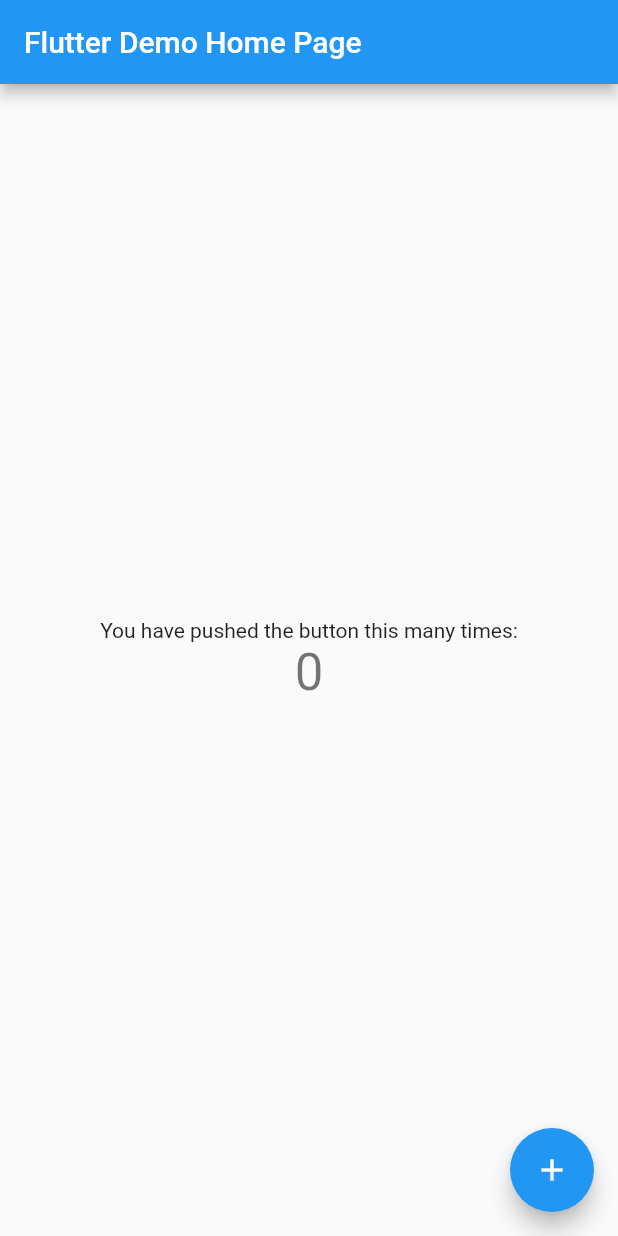
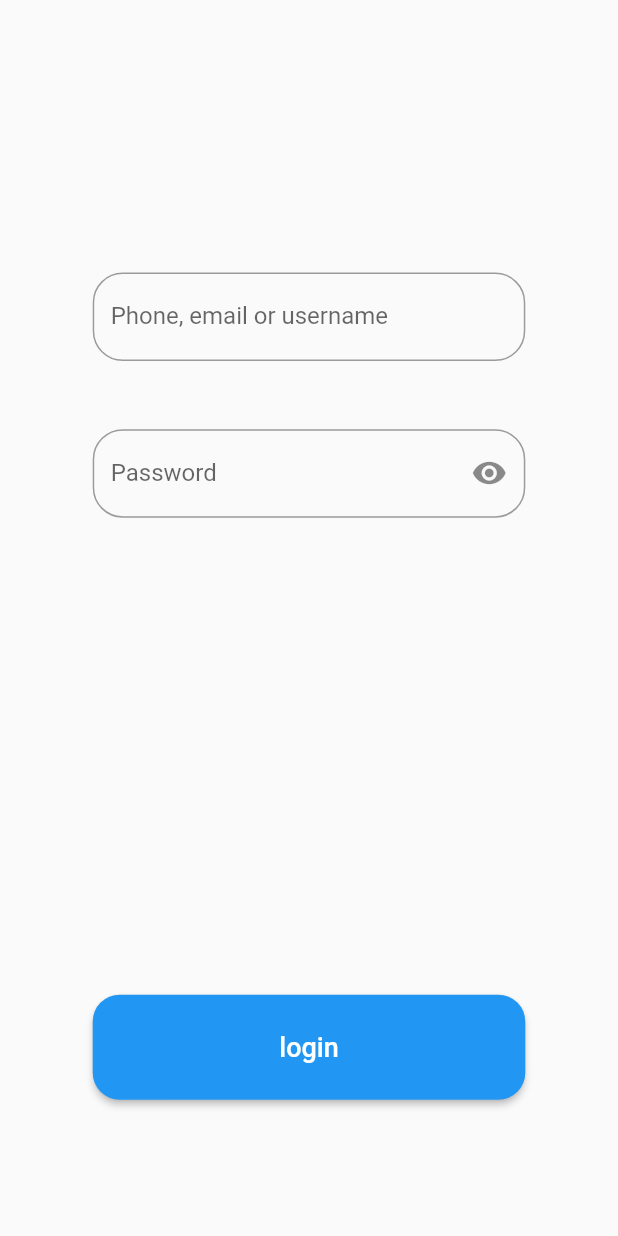
Before and after one commit to KaanBaglacer/shopping_app, a Flutter app: the screen it shows after launch, on a phone screen of 412 x 824 dp. Run offline on Flutter 3.47's test engine with Material 2 defaults, Android fonts, the phone set to English and light mode, and no system bars.

Commit message:
simple Login Page template created

```diff
--- a/analysis_options.yaml
+++ b/analysis_options.yaml
@@ -1,29 +1 @@
-# This file configures the analyzer, which statically analyzes Dart code to
-# check for errors, warnings, and lints.
-#
-# The issues identified by the analyzer are surfaced in the UI of Dart-enabled
-# IDEs (https://dart.dev/tools#ides-and-editors). The analyzer can also be
-# invoked from the command line by running `flutter analyze`.
-
-# The following line activates a set of recommended lints for Flutter apps,
-# packages, and plugins designed to encourage good coding practices.
-include: package:flutter_lints/flutter.yaml
-
-linter:
-  # The lint rules applied to this project can be customized in the
-  # section below to disable rules from the `package:flutter_lints/flutter.yaml`
-  # included above or to enable additional rules. A list of all available lints
-  # and their documentation is published at
-  # https://dart-lang.github.io/linter/lints/index.html.
-  #
-  # Instead of disabling a lint rule for the entire project in the
-  # section below, it can also be suppressed for a single line of code
-  # or a specific dart file by using the `// ignore: name_of_lint` and
-  # `// ignore_for_file: name_of_lint` syntax on the line or in the file
-  # producing the lint.
-  rules:
-    # avoid_print: false  # Uncomment to disable the `avoid_print` rule
-    # prefer_single_quotes: true  # Uncomment to enable the `prefer_single_quotes` rule
-
-# Additional information about this file can be found at
-# https://dart.dev/guides/language/analysis-options
+include: package:lint/analysis_options.yaml
--- a/lib/main.dart
+++ b/lib/main.dart
@@ -1,4 +1,5 @@
 import 'package:flutter/material.dart';
+import 'package:shopping_app/view/login_page.dart';
 
 void main() {
   runApp(const MyApp());
@@ -13,33 +14,15 @@ class MyApp extends StatelessWidget {
     return MaterialApp(
       title: 'Flutter Demo',
       theme: ThemeData(
-        // This is the theme of your application.
-        //
-        // Try running your application with "flutter run". You'll see the
-        // application has a blue toolbar. Then, without quitting the app, try
-        // changing the primarySwatch below to Colors.green and then invoke
-        // "hot reload" (press "r" in the console where you ran "flutter run",
-        // or simply save your changes to "hot reload" in a Flutter IDE).
-        // Notice that the counter didn't reset back to zero; the application
-        // is not restarted.
         primarySwatch: Colors.blue,
       ),
-      home: const MyHomePage(title: 'Flutter Demo Home Page'),
+      home: LoginPage(),
     );
   }
 }
 
 class MyHomePage extends StatefulWidget {
   const MyHomePage({Key? key, required this.title}) : super(key: key);
-
-  // This widget is the home page of your application. It is stateful, meaning
-  // that it has a State object (defined below) that contains fields that affect
-  // how it looks.
-
-  // This class is the configuration for the state. It holds the values (in this
-  // case the title) provided by the parent (in this case the App widget) and
-  // used by the build method of the State. Fields in a Widget subclass are
-  // always marked "final".
 
   final String title;
 
@@ -52,47 +35,18 @@ class _MyHomePageState extends State<MyHomePage> {
 
   void _incrementCounter() {
     setState(() {
-      // This call to setState tells the Flutter framework that something has
-      // changed in this State, which causes it to rerun the build method below
-      // so that the display can reflect the updated values. If we changed
-      // _counter without calling setState(), then the build method would not be
-      // called again, and so nothing would appear to happen.
       _counter++;
     });
   }
 
   @override
   Widget build(BuildContext context) {
-    // This method is rerun every time setState is called, for instance as done
-    // by the _incrementCounter method above.
-    //
-    // The Flutter framework has been optimized to make rerunning build methods
-    // fast, so that you can just rebuild anything that needs updating rather
-    // than having to individually change instances of widgets.
     return Scaffold(
       appBar: AppBar(
-        // Here we take the value from the MyHomePage object that was created by
-        // the App.build method, and use it to set our appbar title.
         title: Text(widget.title),
       ),
       body: Center(
-        // Center is a layout widget. It takes a single child and positions it
-        // in the middle of the parent.
         child: Column(
-          // Column is also a layout widget. It takes a list of children and
-          // arranges them vertically. By default, it sizes itself to fit its
-          // children horizontally, and tries to be as tall as its parent.
-          //
-          // Invoke "debug painting" (press "p" in the console, choose the
-          // "Toggle Debug Paint" action from the Flutter Inspector in Android
-          // Studio, or the "Toggle Debug Paint" command in Visual Studio Code)
-          // to see the wireframe for each widget.
-          //
-          // Column has various properties to control how it sizes itself and
-          // how it positions its children. Here we use mainAxisAlignment to
-          // center the children vertically; the main axis here is the vertical
-          // axis because Columns are vertical (the cross axis would be
-          // horizontal).
           mainAxisAlignment: MainAxisAlignment.center,
           children: <Widget>[
             const Text(
@@ -109,7 +63,7 @@ class _MyHomePageState extends State<MyHomePage> {
         onPressed: _incrementCounter,
         tooltip: 'Increment',
         child: const Icon(Icons.add),
-      ), // This trailing comma makes auto-formatting nicer for build methods.
+      ),
     );
   }
 }
--- /dev/null
+++ b/lib/model/user.dart
@@ -0,0 +1,6 @@
+class User {
+  late final String _userName;
+  late final String _password;
+
+  User(this._userName, this._password);
+}
--- /dev/null
+++ b/lib/util/extensions/context_extensions.dart
@@ -0,0 +1,10 @@
+import 'package:flutter/material.dart';
+
+extension ContextExtension on BuildContext {
+  MediaQueryData get mediaQuery => MediaQuery.of(this);
+}
+
+extension MediaQueryExtension on BuildContext {
+  double height(double value) => mediaQuery.size.height * value;
+  double width(double value) => mediaQuery.size.width * value;
+}
--- /dev/null
+++ b/lib/util/theme/theme.dart
@@ -0,0 +1,17 @@
+import 'package:flutter/material.dart';
+
+final darkTheme = ThemeData(
+  primarySwatch: Colors.grey,
+  primaryColor: Colors.black,
+  brightness: Brightness.dark,
+  backgroundColor: const Color(0xFF212121),
+  dividerColor: Colors.black12,
+);
+
+final lightTheme = ThemeData(
+  primarySwatch: Colors.grey,
+  primaryColor: Colors.white,
+  brightness: Brightness.light,
+  backgroundColor: const Color(0xFFE5E5E5),
+  dividerColor: Colors.white54,
+);
--- /dev/null
+++ b/lib/util/widgets/text_form_fields/name_pass_text_form_field.dart
@@ -0,0 +1,52 @@
+import 'package:flutter/cupertino.dart';
+import 'package:flutter/material.dart';
+import 'package:shopping_app/util/extensions/context_extensions.dart';
+
+class NamePassTextFormField extends StatefulWidget {
+  final String label;
+  final bool obscureText;
+  final TextEditingController textEditingController;
+
+  bool obscureStatus = true;
+
+  NamePassTextFormField({
+    required this.label,
+    required this.obscureText,
+    required this.textEditingController,
+  }) {
+    obscureStatus = obscureText;
+  }
+
+  @override
+  State<NamePassTextFormField> createState() => _NamePassTextFormFieldState();
+}
+
+class _NamePassTextFormFieldState extends State<NamePassTextFormField> {
+  @override
+  Widget build(BuildContext context) {
+    return Container(
+      width: context.width(0.7),
+      child: TextFormField(
+        controller: widget.textEditingController,
+        obscureText: widget.obscureStatus,
+        decoration: InputDecoration(
+          border: const OutlineInputBorder(
+            borderRadius: BorderRadius.all(Radius.circular(20)),
+          ),
+          labelText: widget.label,
+          suffixIcon: widget.obscureText
+              ? IconButton(
+                  icon: const Icon(Icons.visibility),
+                  onPressed: () {
+                    setState(() {
+                      widget.obscureStatus = !widget.obscureStatus;
+                    });
+                  },
+                )
+              : null,
+        ),
+        onSaved: (String? value) {},
+      ),
+    );
+  }
+}
--- /dev/null
+++ b/lib/view/login_page.dart
@@ -0,0 +1,61 @@
+import 'package:flutter/cupertino.dart';
+import 'package:flutter/material.dart';
+import 'package:shopping_app/util/extensions/context_extensions.dart';
+import 'package:shopping_app/util/widgets/text_form_fields/name_pass_text_form_field.dart';
+
+class LoginPage extends StatelessWidget {
+  final TextEditingController userNameTextEditingController = TextEditingController();
+  final TextEditingController passTextEditingController = TextEditingController();
+
+  LoginPage();
+
+  @override
+  Widget build(BuildContext context) {
+    return Scaffold(
+      body: SafeArea(
+        child: Center(
+          child: Column(
+            children: <Widget>[
+              const Spacer(flex: 4),
+              NamePassTextFormField(
+                textEditingController: userNameTextEditingController,
+                label: "Phone, email or username",
+                obscureText: false,
+              ),
+              const Spacer(),
+              NamePassTextFormField(
+                textEditingController: passTextEditingController,
+                label: 'Password',
+                obscureText: true,
+              ),
+              const Spacer(
+                flex: 7,
+              ),
+              SizedBox(
+                width: context.width(0.7),
+                height: context.height(0.085),
+                child: ElevatedButton(
+                  style: ButtonStyle(
+                    shape: MaterialStateProperty.all<RoundedRectangleBorder>(
+                      RoundedRectangleBorder(
+                        borderRadius: BorderRadius.circular(18.0),
+                      ),
+                    ),
+                  ),
+                  child: const Text(
+                    'login',
+                    style: TextStyle(
+                      fontSize: 18,
+                    ),
+                  ),
+                  onPressed: () => {},
+                ),
+              ),
+              const Spacer(flex: 2),
+            ],
+          ),
+        ),
+      ),
+    );
+  }
+}
```
Also changed, not shown: pubspec.yaml (+3 -63 lines), pubspec.lock.
